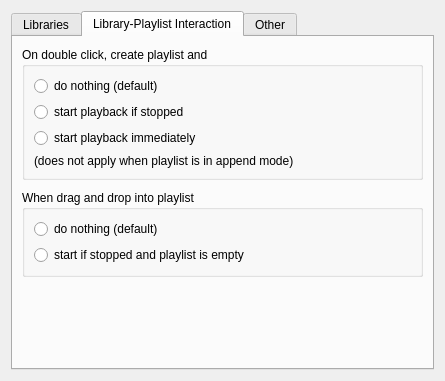
Inferno214221/sayonara-player, file src/GUI/Preferences/Library/GUI_LibraryPreferences.ui: the form before one commit.
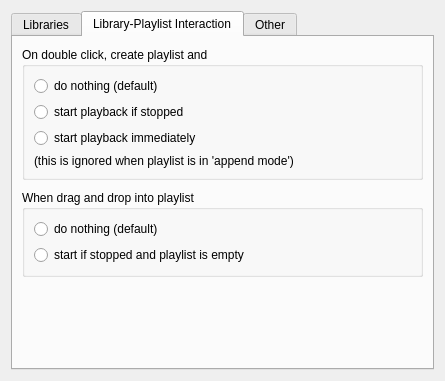
The form after the commit.

The edit to the form file:
```diff
--- a/src/GUI/Preferences/Library/GUI_LibraryPreferences.ui
+++ b/src/GUI/Preferences/Library/GUI_LibraryPreferences.ui
@@ -146,7 +146,7 @@
           <item>
            <widget class="QLabel" name="label">
             <property name="text">
-             <string>(does not apply when playlist is in append mode)</string>
+             <string>(this is ignored when playlist is in 'append mode')</string>
             </property>
            </widget>
           </item>
```
